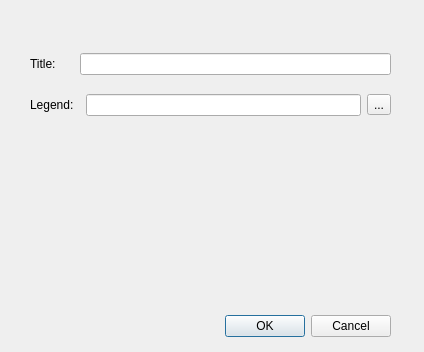
tomreal180/QGIS-Geodatabase, file auto_map/auto_map_dialog_base.ui: the form before one commit.
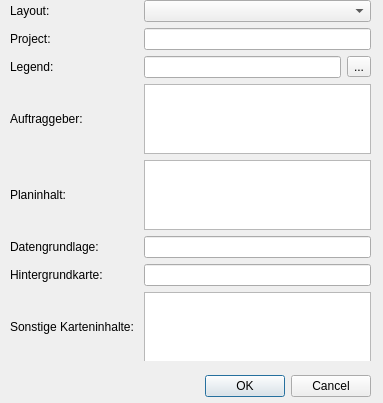
The form after the commit.

Commit message: Complete dynamic layout

```diff
--- a/auto_map/auto_map_dialog_base.ui
+++ b/auto_map/auto_map_dialog_base.ui
@@ -6,8 +6,8 @@
    <rect>
     <x>0</x>
     <y>0</y>
-    <width>424</width>
-    <height>352</height>
+    <width>383</width>
+    <height>403</height>
    </rect>
   </property>
   <property name="windowTitle">
@@ -16,9 +16,9 @@
   <widget class="QDialogButtonBox" name="button_box">
    <property name="geometry">
     <rect>
-     <x>50</x>
-     <y>310</y>
-     <width>341</width>
+     <x>10</x>
+     <y>370</y>
+     <width>361</width>
      <height>32</height>
     </rect>
    </property>
@@ -29,42 +29,102 @@
     <set>QDialogButtonBox::Cancel|QDialogButtonBox::Ok</set>
    </property>
   </widget>
-  <widget class="QWidget" name="">
+  <widget class="QWidget" name="layoutWidget">
    <property name="geometry">
     <rect>
-     <x>30</x>
-     <y>40</y>
+     <x>10</x>
+     <y>0</y>
      <width>361</width>
-     <height>91</height>
+     <height>361</height>
     </rect>
    </property>
    <layout class="QGridLayout" name="gridLayout">
-    <item row="0" column="0">
-     <widget class="QLabel" name="label">
-      <property name="text">
-       <string>Title:</string>
-      </property>
-     </widget>
+    <item row="2" column="1" colspan="2">
+     <widget class="QLineEdit" name="lineEdit_2"/>
+    </item>
+    <item row="1" column="1" colspan="3">
+     <widget class="QLineEdit" name="lineEdit"/>
     </item>
     <item row="1" column="0">
+     <widget class="QLabel" name="label">
+      <property name="text">
+       <string>Project:</string>
+      </property>
+     </widget>
+    </item>
+    <item row="4" column="0">
+     <widget class="QLabel" name="label_4">
+      <property name="text">
+       <string>Planinhalt:</string>
+      </property>
+     </widget>
+    </item>
+    <item row="5" column="0">
+     <widget class="QLabel" name="label_5">
+      <property name="text">
+       <string>Datengrundlage:</string>
+      </property>
+     </widget>
+    </item>
+    <item row="7" column="0">
+     <widget class="QLabel" name="label_7">
+      <property name="text">
+       <string>Sonstige Karteninhalte: </string>
+      </property>
+     </widget>
+    </item>
+    <item row="4" column="1" colspan="3">
+     <widget class="QPlainTextEdit" name="plainTextEdit_2"/>
+    </item>
+    <item row="5" column="1" colspan="3">
+     <widget class="QLineEdit" name="lineEdit_3"/>
+    </item>
+    <item row="7" column="1" colspan="3">
+     <widget class="QPlainTextEdit" name="plainTextEdit_3"/>
+    </item>
+    <item row="2" column="0">
      <widget class="QLabel" name="label_2">
       <property name="text">
        <string>Legend:</string>
       </property>
      </widget>
     </item>
-    <item row="1" column="2">
-     <widget class="QLineEdit" name="lineEdit_2"/>
+    <item row="3" column="0">
+     <widget class="QLabel" name="label_3">
+      <property name="text">
+       <string>Auftraggeber:</string>
+      </property>
+     </widget>
     </item>
-    <item row="1" column="3">
+    <item row="6" column="0">
+     <widget class="QLabel" name="label_6">
+      <property name="text">
+       <string>Hintergrundkarte:</string>
+      </property>
+     </widget>
+    </item>
+    <item row="6" column="1" colspan="3">
+     <widget class="QLineEdit" name="lineEdit_4"/>
+    </item>
+    <item row="2" column="3">
      <widget class="QToolButton" name="toolButton">
       <property name="text">
        <string>...</string>
       </property>
      </widget>
     </item>
+    <item row="3" column="1" colspan="3">
+     <widget class="QPlainTextEdit" name="plainTextEdit"/>
+    </item>
     <item row="0" column="1" colspan="3">
-     <widget class="QLineEdit" name="lineEdit"/>
+     <widget class="QComboBox" name="comboBox"/>
+    </item>
+    <item row="0" column="0">
+     <widget class="QLabel" name="label_8">
+      <property name="text">
+       <string>Layout:</string>
+      </property>
+     </widget>
     </item>
    </layout>
   </widget>
```
The commit also changes 6 other files.
